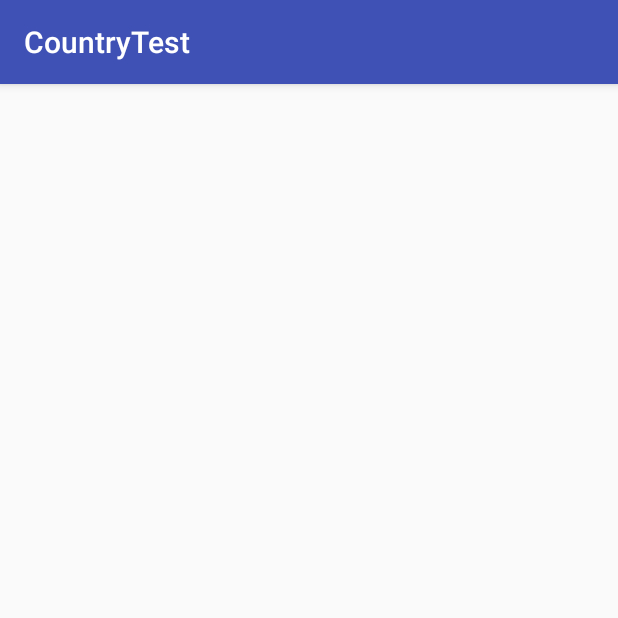
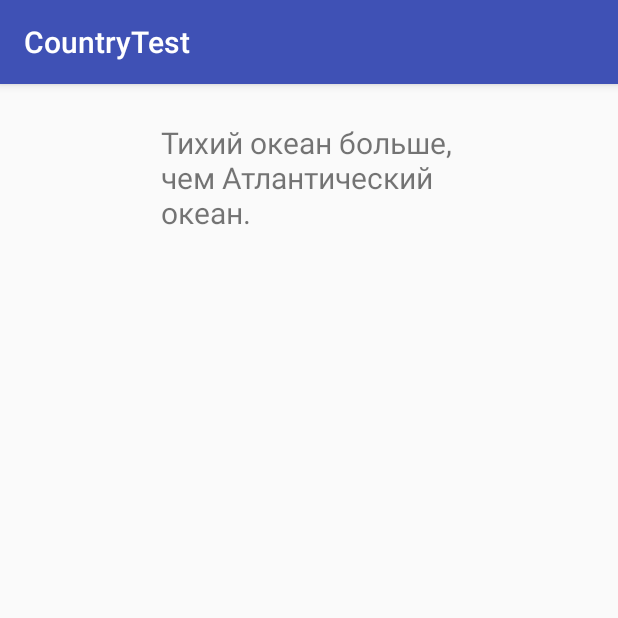
Before and after one commit to Vladislav001/Mobile_system_android, an Android app: the TestActivity screen opened directly, with no data from a screen before it, on a phone screen of 412 x 824 dp, the top half of it. Run offline under Robolectric (Android 15) with nearby library versions, the phone set to English and light mode, and no system bars; our stand-ins replace Firebase (no records; nobody signed in at launch, a user with empty details on screens opened directly); libraries missing offline, so code that uses them is left out: com.firebase.ui; 1 statement that could not run was skipped.

Commit message:
Проверка ответа + перелист
Пока без FB - СТАТИЧНО ВСЕ

```diff
--- /dev/null
+++ b/CountryTest/app/src/main/java/com/bignerdranch/android/countrytest/Question.java
@@ -0,0 +1,32 @@
+package com.bignerdranch.android.countrytest;
+
+/**
+ * Created by 1 on 15.10.2017.
+ */
+
+public class Question {
+
+    private int mTextResID;
+    private boolean mAnswerTrue;
+
+    public Question(int textResID, boolean answerTrue) {
+        mTextResID = textResID;
+        mAnswerTrue = answerTrue;
+    }
+
+    public int getTextResID() {
+        return mTextResID;
+    }
+
+    public void setTextResID(int textResID) {
+        mTextResID = textResID;
+    }
+
+    public boolean isAnswerTrue() {
+        return mAnswerTrue;
+    }
+
+    public void setAnswerTrue(boolean answerTrue) {
+        mAnswerTrue = answerTrue;
+    }
+}
--- a/CountryTest/app/src/main/java/com/bignerdranch/android/countrytest/TestActivity.java
+++ b/CountryTest/app/src/main/java/com/bignerdranch/android/countrytest/TestActivity.java
@@ -34,10 +34,12 @@ public class TestActivity extends AppCompatActivity  {
     private ImageView mBTNlefttArrow;
     private ImageView mBTNrightArrow;
     private ImageView mBTNstopTest;
-    private TextView mTVtitle;
+    private TextView mQuestionTextView;
 
     DatabaseReference manageButtons;
     DatabaseReference settings;
+
+    private int mCurrentIndex = 0; // текущий вопрос
 
     @Override
     protected void onCreate(Bundle savedInstanceState) {
@@ -49,13 +51,58 @@ public class TestActivity extends AppCompatActivity  {
         mBTNlefttArrow = (ImageView) findViewById(R.id.btn_left_arrow);
         mBTNrightArrow = (ImageView) findViewById(R.id.btn_right_arrow);
         mBTNstopTest = (ImageView) findViewById(R.id.btn_stop);
-        mTVtitle = (TextView) findViewById(R.id.tv_title);
+        mQuestionTextView = (TextView) findViewById(R.id.question_text_view);
 
         mStorageRef = FirebaseStorage.getInstance().getReference(); // ссылка на дефолтное Storage
         myRef = FirebaseDatabase.getInstance().getReference(); // ссылка на дефолтную БД
 
-        manageButtons = myRef.child("test/manage_buttons/");
-        settings = myRef.child("test/settings/");
+        manageButtons = myRef.child("test/manage_buttons/"); // ссылка на узел БД управляющих кнопок
+        settings = myRef.child("test/settings/"); // ссылка на узел БД настроек
+
+        // Установка текста вопроса в зависимости от индекста
+        int question = mQuestionBank[mCurrentIndex].getTextResID();
+        mQuestionTextView.setText(question);
+
+        // Ответ верен
+        mBTNtrue.setOnClickListener(new View.OnClickListener() {
+            @Override
+            public void onClick(View v) {
+                checkAnswer(true);
+            }
+        });
+
+        // Ответ не верен
+        mBTNfalse.setOnClickListener(new View.OnClickListener() {
+            @Override
+            public void onClick(View v) {
+                checkAnswer(false);
+            }
+        });
+
+        // Перейти к следующему вопросу
+        mBTNrightArrow.setOnClickListener(new View.OnClickListener() {
+            @Override
+            public void onClick(View v) {
+                if (mCurrentIndex <= mQuestionBank.length - 2) {
+                    mCurrentIndex = (mCurrentIndex + 1) % mQuestionBank.length;
+                    updateQuestion();
+                }
+            }
+        });
+
+        // Перейти к предыдущему вопросу
+        mBTNlefttArrow.setOnClickListener(new View.OnClickListener() {
+            @Override
+            public void onClick(View v) {
+                if (mCurrentIndex > 0) {
+                    mCurrentIndex = (mCurrentIndex - 1) % mQuestionBank.length;
+                    updateQuestion();
+                }
+            }
+        });
+
+        // Отображать вопрос
+        updateQuestion();
 
         manageButtons.addListenerForSingleValueEvent(new ValueEventListener() {
             @Override
@@ -109,8 +156,34 @@ public class TestActivity extends AppCompatActivity  {
             }
         });
 
+    }
 
+    // Хранилище ответов на вопроса - сделать из FB !
+    private Question[] mQuestionBank = new Question[] {
+            new Question(R.string.question_oceans, true),
+            new Question(R.string.question_mideast, false),
+            new Question(R.string.question_africa, false),
+            new Question(R.string.question_americas, true),
+            new Question(R.string.question_asia, true),
+    };
 
+    // Обновлена текста вопроса при пролистывании (вперед - назад)
+    private void updateQuestion() {
+        int question = mQuestionBank[mCurrentIndex].getTextResID();
+        mQuestionTextView.setText(question);
+    }
+
+    // Проверка правильности ответа на вопрос
+    private void checkAnswer(boolean userPressedTrue) {
+        boolean answerIsTrue = mQuestionBank[mCurrentIndex].isAnswerTrue();
+        int messageResId = 0;
+        if (userPressedTrue == answerIsTrue) {
+            messageResId = R.string.correct_toast;
+        } else {
+            messageResId = R.string.incorrect_toast;
+        }
+        Toast.makeText(this, messageResId, Toast.LENGTH_SHORT)
+                .show();
     }
 
         // Загрузка изображения из FB Storage
@@ -122,5 +195,4 @@ public class TestActivity extends AppCompatActivity  {
     }
 
     // !!! Удаление слушателей наверно еще надо бы для addListenerForSingleValueEvent !!!
-//Toast.makeText(TestActivity.this, "Значение тру и фалсе = " + peopleNumber, Toast.LENGTH_SHORT).show();
 }
--- a/CountryTest/app/src/main/res/layout/activity_test.xml
+++ b/CountryTest/app/src/main/res/layout/activity_test.xml
@@ -54,11 +54,11 @@
         android:animateLayoutChanges="true">
 
         <TextView
-            android:id="@+id/tv_title"
+            android:id="@+id/question_text_view"
             android:layout_width="wrap_content"
             android:layout_height="wrap_content"
-            android:textSize="40sp"
-            android:visibility="gone"/>
+            android:textSize="20sp"/>
+          <!-- android:visibility="gone"-->
         <ImageView
             android:id="@+id/vp_test"
             android:layout_width="match_parent"
--- a/CountryTest/app/src/main/res/values/strings.xml
+++ b/CountryTest/app/src/main/res/values/strings.xml
@@ -1,3 +1,17 @@
 <resources>
     <string name="app_name">CountryTest</string>
+    <string name="correct_toast">Correct!</string>
+    <string name="incorrect_toast">Incorrect!</string>
+
+
+    <string name="question_oceans">Тихий океан больше, чем
+Атлантический океан.</string>
+    <string name="question_mideast">The Suez Canal connects the Red Sea
+and the Indian Ocean.</string>
+    <string name="question_africa">The source of the Nile River is in Egypt.
+</string>
+    <string name="question_americas">The Amazon River is the longest river
+in the Americas.</string>
+    <string name="question_asia">Lake Baikal is the world\’s oldest and deepest
+freshwater lake.</string>
 </resources>
```
